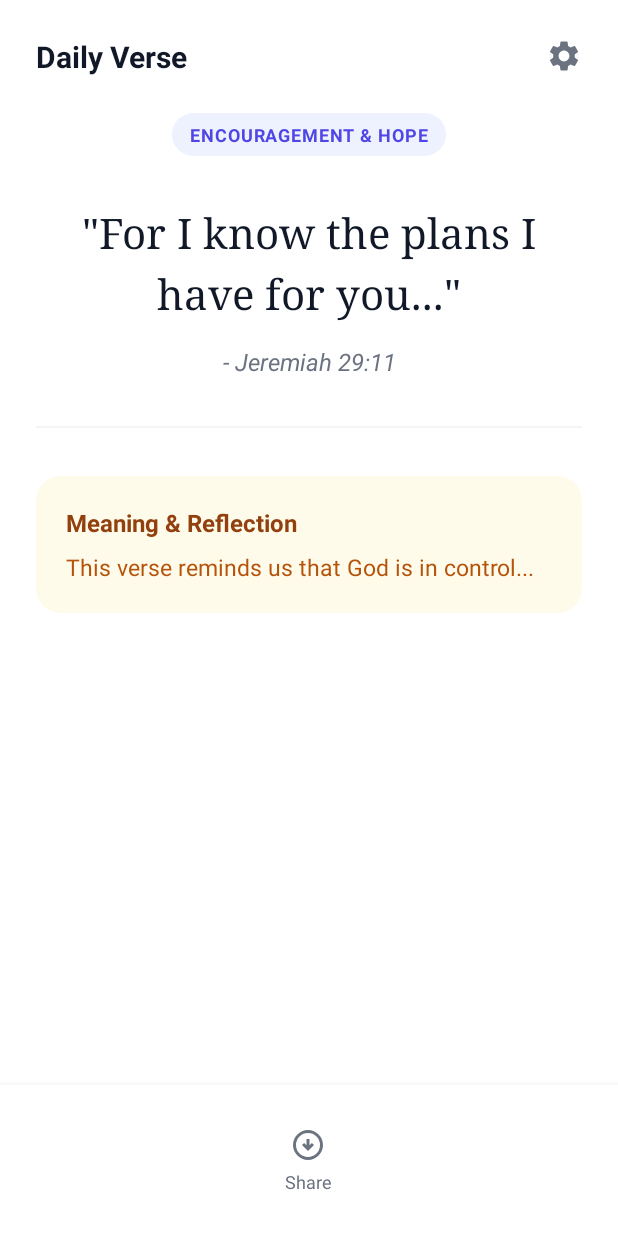
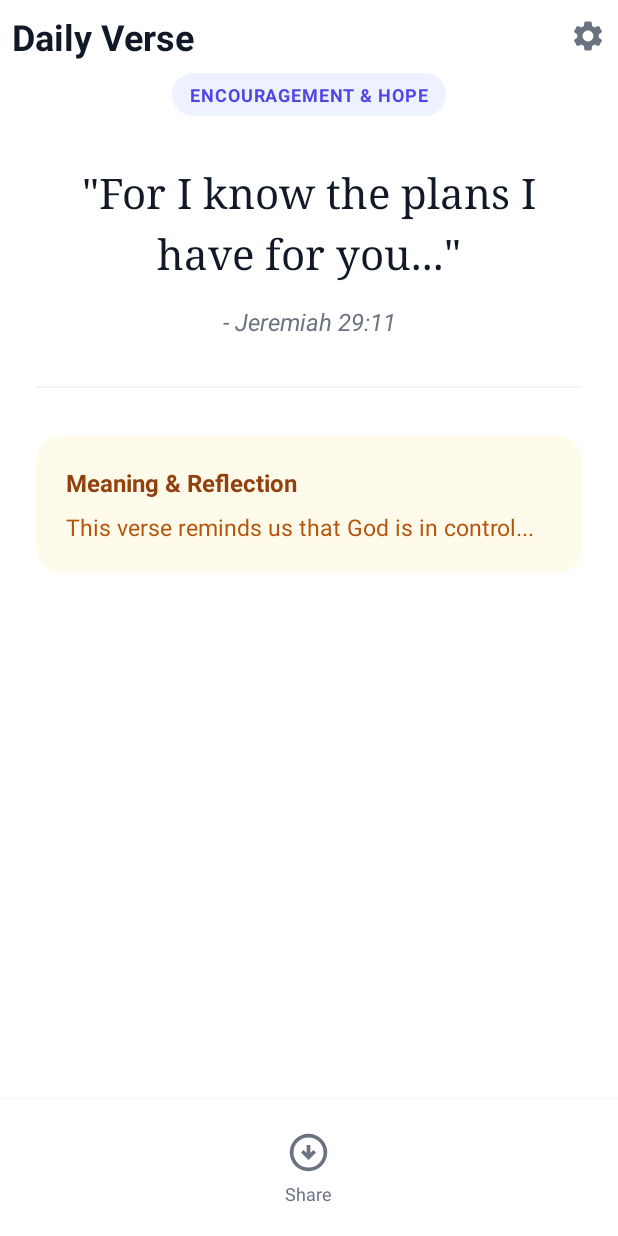
Before and after one commit to j-j-j-github/DAILYVERSE, an Android app: the screen it shows after launch (MainActivity), on a phone screen of 412 x 824 dp. Run offline under Robolectric (Android 15) with nearby library versions, the phone set to English and light mode, and no system bars.

Commit message:
Fixed spacing issues.

```diff
--- a/app/src/main/res/layout/activity_main.xml
+++ b/app/src/main/res/layout/activity_main.xml
@@ -3,16 +3,19 @@
     xmlns:app="http://schemas.android.com/apk/res-auto"
     android:layout_width="match_parent"
     android:layout_height="match_parent"
-    android:background="@color/white">
+    android:background="@color/white"
+    android:fitsSystemWindows="true">
 
-    <!-- Header -->
+    <!-- Note: android:fitsSystemWindows="true" added above handles the spacing automatically -->
+
+    <!-- 1. HEADER ROW -->
     <LinearLayout
         android:id="@+id/header"
         android:layout_width="match_parent"
         android:layout_height="wrap_content"
         android:gravity="center_vertical"
         android:orientation="horizontal"
-        android:padding="24dp">
+        android:padding="8dp">
 
         <TextView
             android:layout_width="0dp"
@@ -20,7 +23,7 @@
             android:layout_weight="1"
             android:text="Daily Verse"
             android:textColor="@color/gray_900"
-            android:textSize="20sp"
+            android:textSize="24sp"
             android:textStyle="bold" />
 
         <ImageView
@@ -30,10 +33,11 @@
             android:src="@drawable/ic_settings"
             app:tint="@color/gray_500"
             android:background="?attr/selectableItemBackgroundBorderless"
-            android:clickable="true" />
+            android:clickable="true"
+            android:contentDescription="Settings" />
     </LinearLayout>
 
-    <!-- Scrollable Area -->
+    <!-- 2. SCROLLABLE CONTENT AREA -->
     <ScrollView
         android:layout_width="match_parent"
         android:layout_height="match_parent"
@@ -48,6 +52,7 @@
             android:paddingHorizontal="24dp"
             android:paddingBottom="40dp">
 
+            <!-- Genre Badge (Pill) -->
             <TextView
                 android:id="@+id/tvGenreBadge"
                 android:layout_width="wrap_content"
@@ -57,12 +62,13 @@
                 android:background="@drawable/bg_badge"
                 android:paddingHorizontal="12dp"
                 android:paddingVertical="6dp"
-                android:text="GENRE"
+                android:text="ENCOURAGEMENT"
                 android:textColor="@color/indigo_600"
                 android:textSize="12sp"
                 android:textStyle="bold"
                 android:letterSpacing="0.05"/>
 
+            <!-- Main Verse Text -->
             <TextView
                 android:id="@+id/tvVerseText"
                 android:layout_width="match_parent"
@@ -74,6 +80,7 @@
                 android:textColor="@color/gray_900"
                 android:textSize="28sp" />
 
+            <!-- Bible Reference -->
             <TextView
                 android:id="@+id/tvReference"
                 android:layout_width="match_parent"
@@ -86,12 +93,14 @@
                 android:textSize="16sp"
                 android:textStyle="italic" />
 
+            <!-- Divider Line -->
             <View
                 android:layout_width="match_parent"
                 android:layout_height="1dp"
                 android:background="#F3F4F6"
                 android:layout_marginBottom="32dp"/>
 
+            <!-- Meaning Card -->
             <androidx.cardview.widget.CardView
                 android:layout_width="match_parent"
                 android:layout_height="wrap_content"
@@ -119,7 +128,7 @@
                         android:id="@+id/tvMeaning"
                         android:layout_width="match_parent"
                         android:layout_height="wrap_content"
-                        android:text="Explanation..."
+                        android:text="Explanation goes here..."
                         android:textColor="#B45309"
                         android:lineSpacingMultiplier="1.3"
                         android:textSize="15sp" />
@@ -129,7 +138,7 @@
         </LinearLayout>
     </ScrollView>
 
-    <!-- Bottom Bar -->
+    <!-- 3. BOTTOM ACTION BAR -->
     <LinearLayout
         android:id="@+id/bottomBar"
         android:layout_width="match_parent"
@@ -138,7 +147,7 @@
         android:background="@color/white"
         android:elevation="8dp"
         android:gravity="center"
-        android:padding="16dp">
+        android:padding="8dp">
 
         <LinearLayout
             android:id="@+id/btnShare"
@@ -151,10 +160,11 @@
             android:padding="12dp">
 
             <ImageView
-                android:layout_width="24dp"
-                android:layout_height="24dp"
+                android:layout_width="30dp"
+                android:layout_height="30dp"
                 android:src="@drawable/ic_share"
-                app:tint="@color/gray_500" />
+                app:tint="@color/gray_500"
+                android:contentDescription="Share Verse" />
 
             <TextView
                 android:layout_width="wrap_content"
@@ -164,5 +174,7 @@
                 android:textColor="@color/gray_500"
                 android:textSize="12sp" />
         </LinearLayout>
+
     </LinearLayout>
+
 </RelativeLayout>
```
